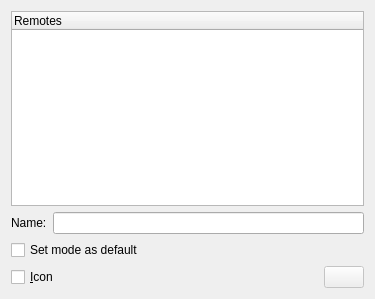
Qt form kcmlirc/newmode.ui (KDE/kremotecontrol) before a commit.
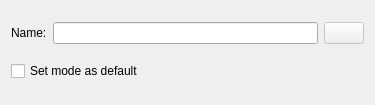
The same form after that commit. Custom widgets are drawn as their Qt base class.

Commit message: we can add and remove Modes again

```diff
--- a/kcmlirc/newmode.ui
+++ b/kcmlirc/newmode.ui
@@ -1,12 +1,12 @@
 <ui version="4.0" >
  <class>NewMode</class>
- <widget class="QWidget" name="NewMode" >
-  <property name="geometry" >
+ <widget class="QWidget" name="NewMode">
+  <property name="geometry">
    <rect>
     <x>0</x>
     <y>0</y>
     <width>375</width>
-    <height>299</height>
+    <height>105</height>
    </rect>
   </property>
   <property name="windowTitle" >
@@ -14,26 +14,8 @@
   </property>
   <layout class="QVBoxLayout" name="verticalLayout" >
    <item>
-    <widget class="QTreeWidget" name="theRemotes" >
-     <property name="showDropIndicator" stdset="0" >
-      <bool>false</bool>
-     </property>
-     <property name="rootIsDecorated" >
-      <bool>false</bool>
-     </property>
-     <property name="itemsExpandable" >
-      <bool>true</bool>
-     </property>
-     <column>
-      <property name="text" >
-       <string>Remotes</string>
-      </property>
-     </column>
-    </widget>
-   </item>
-   <item>
-    <layout class="QHBoxLayout" >
-     <property name="margin" >
+    <layout class="QHBoxLayout">
+     <property name="margin">
       <number>0</number>
      </property>
      <item>
@@ -46,28 +28,13 @@
      <item>
       <widget class="KLineEdit" name="theName" />
      </item>
-    </layout>
-   </item>
-   <item>
-    <layout class="QHBoxLayout" name="horizontalLayout" >
      <item>
-      <widget class="QCheckBox" name="theDefault" >
-       <property name="text" >
-        <string>Set mode as default</string>
-       </property>
-      </widget>
-     </item>
-    </layout>
-   </item>
-   <item>
-    <layout class="QGridLayout" name="gridLayout" >
-     <item row="0" column="3" >
-      <widget class="KIconButton" name="theIcon" >
-       <property name="enabled" >
+      <widget class="KIconButton" name="ibIcon">
+       <property name="enabled">
         <bool>false</bool>
        </property>
-       <property name="sizePolicy" >
-        <sizepolicy vsizetype="Maximum" hsizetype="Maximum" >
+       <property name="sizePolicy">
+        <sizepolicy hsizetype="Maximum" vsizetype="Maximum">
          <horstretch>16</horstretch>
          <verstretch>16</verstretch>
         </sizepolicy>
@@ -78,13 +45,13 @@
          <height>32</height>
         </size>
        </property>
-       <property name="text" >
+       <property name="text">
         <string/>
        </property>
-       <property name="checkable" >
+       <property name="checkable">
         <bool>false</bool>
        </property>
-       <property name="iconSize" >
+       <property name="iconSize">
         <number>16</number>
        </property>
        <property name="strictIconSize" >
@@ -92,26 +59,17 @@
        </property>
       </widget>
      </item>
-     <item row="0" column="0" >
-      <widget class="QCheckBox" name="checkBox" >
-       <property name="text" >
-        <string>&amp;Icon </string>
+    </layout>
+   </item>
+   <item>
+    <layout class="QHBoxLayout" name="horizontalLayout">
+     <item>
+      <widget class="QCheckBox" name="cbSetDefault">
+       <property name="text">
+        <string>Set mode as default</string>
        </property>
       </widget>
      </item>
-     <item row="0" column="1" >
-      <spacer name="horizontalSpacer" >
-       <property name="orientation" >
-        <enum>Qt::Horizontal</enum>
-       </property>
-       <property name="sizeHint" stdset="0" >
-        <size>
-         <width>40</width>
-         <height>20</height>
-        </size>
-       </property>
-      </spacer>
-     </item>
     </layout>
    </item>
   </layout>
```
Left out of the diff: 19 changed lines with no effect on the pictures. The commit also changes 12 other files.
